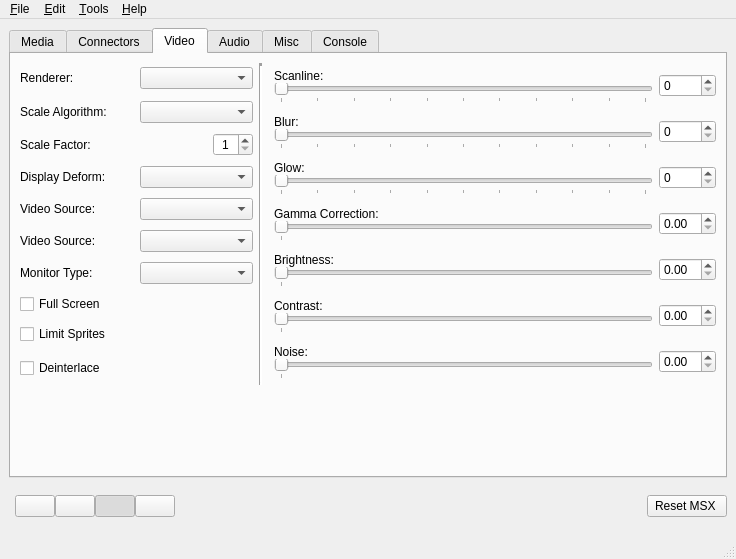
openMSX/catapult, file res/main.ui: the form before one commit.
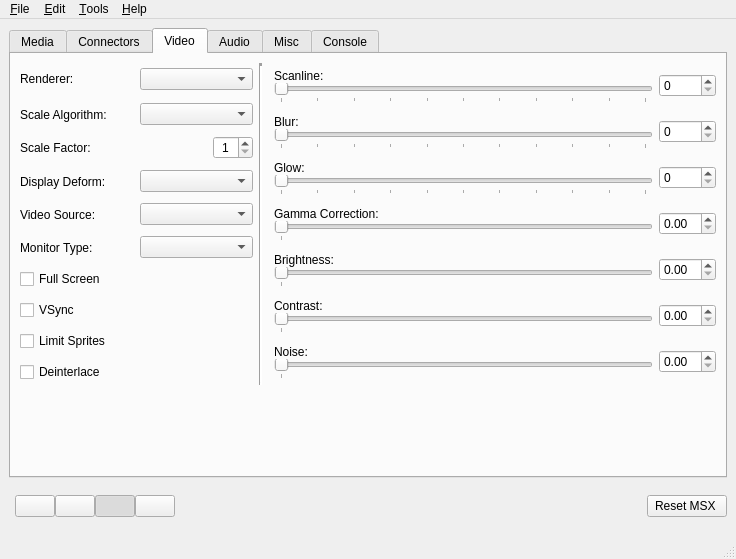
The form after the commit. The open tabs and pages were chosen to show the change. Icons and pictures are not drawn.

Commit message: Accomodate for vsync now being a boolean setting

What changed in the file:
```diff
--- a/res/main.ui
+++ b/res/main.ui
@@ -2505,23 +2505,6 @@
         <item row="5" column="0" >
          <layout class="QHBoxLayout" >
           <item>
-           <widget class="QLabel" name="label_6" >
-            <property name="text" >
-             <string>Video Source:</string>
-            </property>
-            <property name="alignment" >
-             <set>Qt::AlignLeading|Qt::AlignLeft|Qt::AlignVCenter</set>
-            </property>
-           </widget>
-          </item>
-          <item>
-           <widget class="QComboBox" name="vSyncComboBox" />
-          </item>
-         </layout>
-        </item>
-        <item row="6" column="0" >
-         <layout class="QHBoxLayout" >
-          <item>
            <widget class="QLabel" name="label_7" >
             <property name="text" >
              <string>Monitor Type:</string>
@@ -2536,13 +2519,20 @@
           </item>
          </layout>
         </item>
-        <item row="7" column="0" >
+        <item row="6" column="0" >
          <widget class="QCheckBox" name="fullscreen" >
           <property name="text" >
            <string>Full Screen</string>
           </property>
          </widget>
         </item>
+        <item row="7" column="0" >
+         <widget class="QCheckBox" name="vsync" >
+          <property name="text" >
+           <string>VSync</string>
+          </property>
+         </widget>
+        </item>
         <item row="8" column="0" >
          <widget class="QCheckBox" name="limitsprites" >
           <property name="text" >
```
The commit also changes 1 other file.
